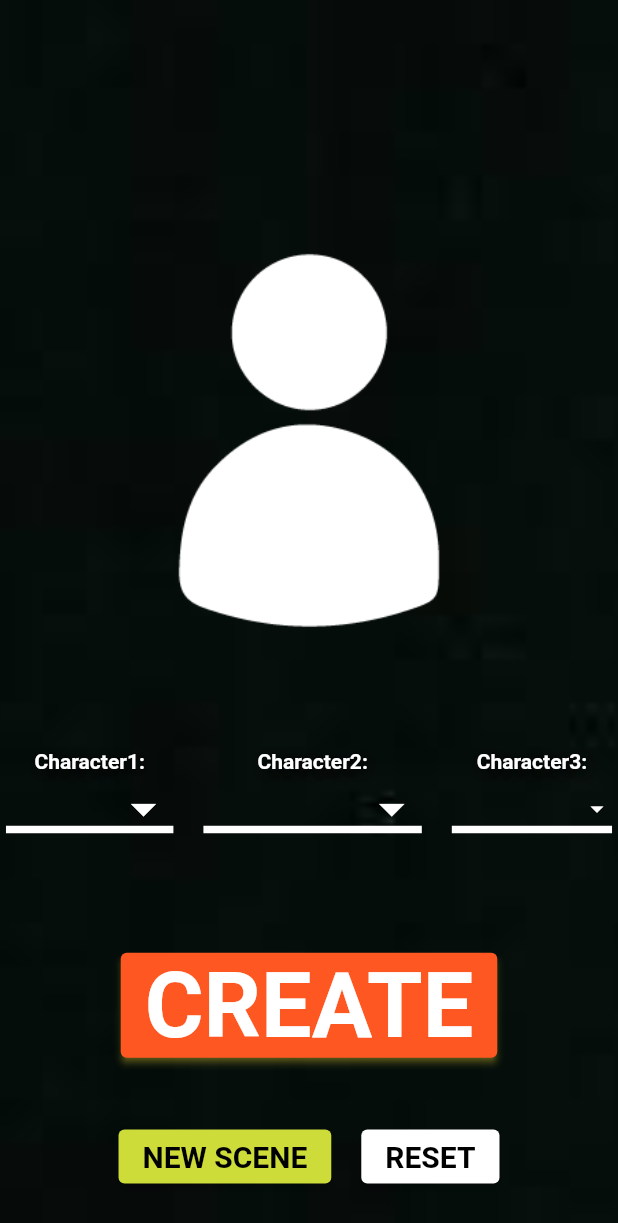
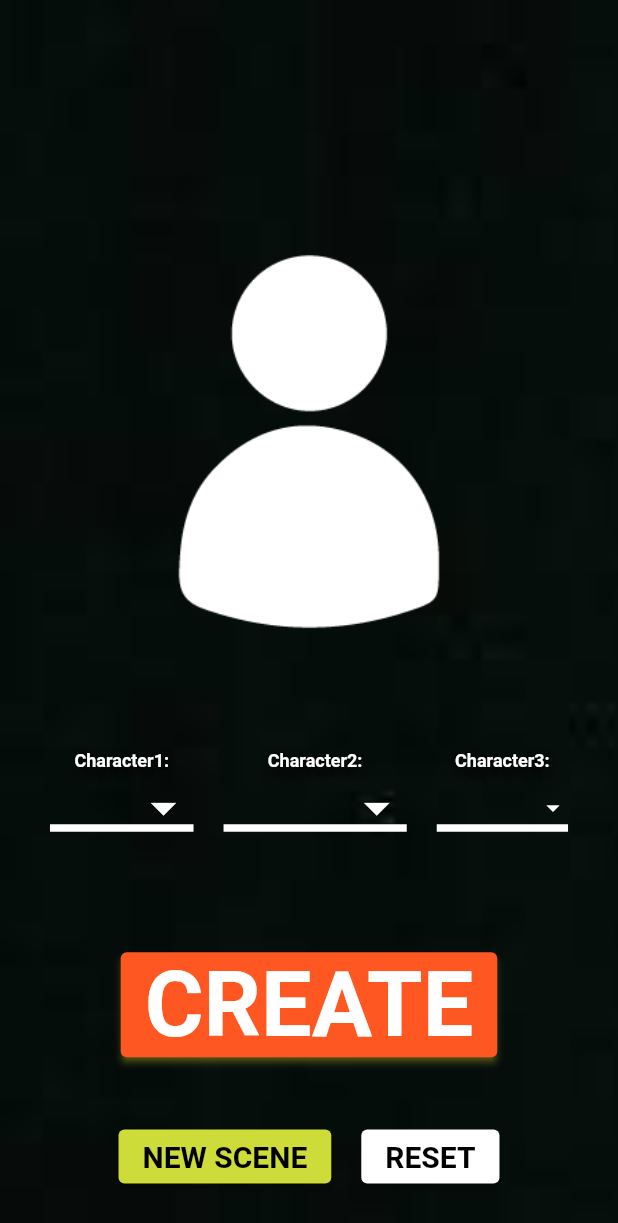
Before and after one commit to eriksoriano/memegenerator, a Flutter app: the screen it shows after launch, on a phone screen of 412 x 824 dp. Shown: the top 1223 px of the screen. Run offline on Flutter 3.47's test engine with Material 2 defaults, Android fonts, the phone set to English and light mode, and no system bars.

Commit message:
updated 2022

```diff
--- a/lib/main.dart
+++ b/lib/main.dart
@@ -443,7 +443,7 @@ class _MyHomePageState extends State<MyHomePage> {
                       style: TextStyle(
                         // backgroundColor: Colors.black,
                         color: Colors.white,
-                        fontSize: 14,
+                        fontSize: 12,
                         fontWeight: FontWeight.bold,
                         shadows: <Shadow>[
                           Shadow(
@@ -480,7 +480,7 @@ class _MyHomePageState extends State<MyHomePage> {
                       style: const TextStyle(
                         // backgroundColor: Colors.black,
                         color: Colors.white,
-                        fontSize: 18,
+                        fontSize: 14,
                         fontWeight: FontWeight.bold,
                       ),
                       underline: Container(
@@ -498,7 +498,7 @@ class _MyHomePageState extends State<MyHomePage> {
                       style: TextStyle(
                         // backgroundColor: Colors.black,
                         color: Colors.white,
-                        fontSize: 14,
+                        fontSize: 12,
                         fontWeight: FontWeight.bold,
                         shadows: <Shadow>[
                           Shadow(
@@ -535,7 +535,7 @@ class _MyHomePageState extends State<MyHomePage> {
                       style: const TextStyle(
                         // backgroundColor: Colors.black,
                         color: Colors.white,
-                        fontSize: 18,
+                        fontSize: 14,
                         fontWeight: FontWeight.bold,
                       ),
                       underline: Container(
@@ -553,7 +553,7 @@ class _MyHomePageState extends State<MyHomePage> {
                       style: TextStyle(
                         // backgroundColor: Colors.black,
                         color: Colors.white,
-                        fontSize: 14,
+                        fontSize: 12,
                         fontWeight: FontWeight.bold,
                         shadows: <Shadow>[
                           Shadow(
@@ -590,7 +590,7 @@ class _MyHomePageState extends State<MyHomePage> {
                       style: const TextStyle(
                         // backgroundColor: Colors.black,
                         color: Colors.white,
-                        fontSize: 18,
+                        fontSize: 14,
                         fontWeight: FontWeight.bold,
                       ),
                       underline: Container(
```
Also changed, not shown: pubspec.lock, 3 other files.
